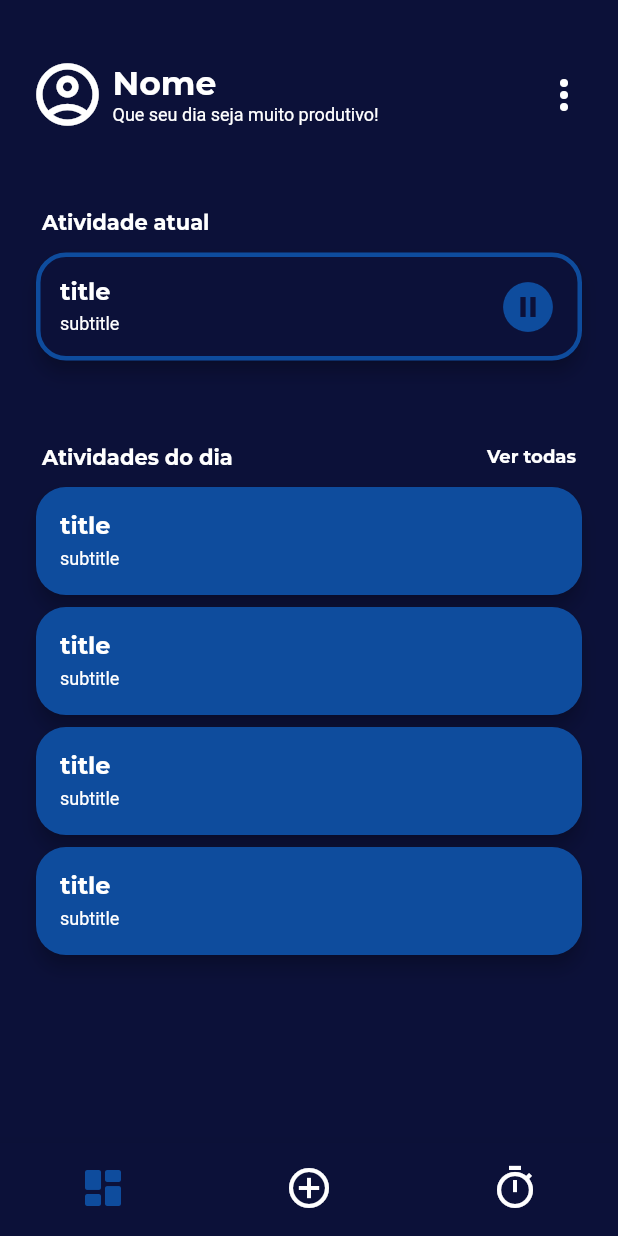
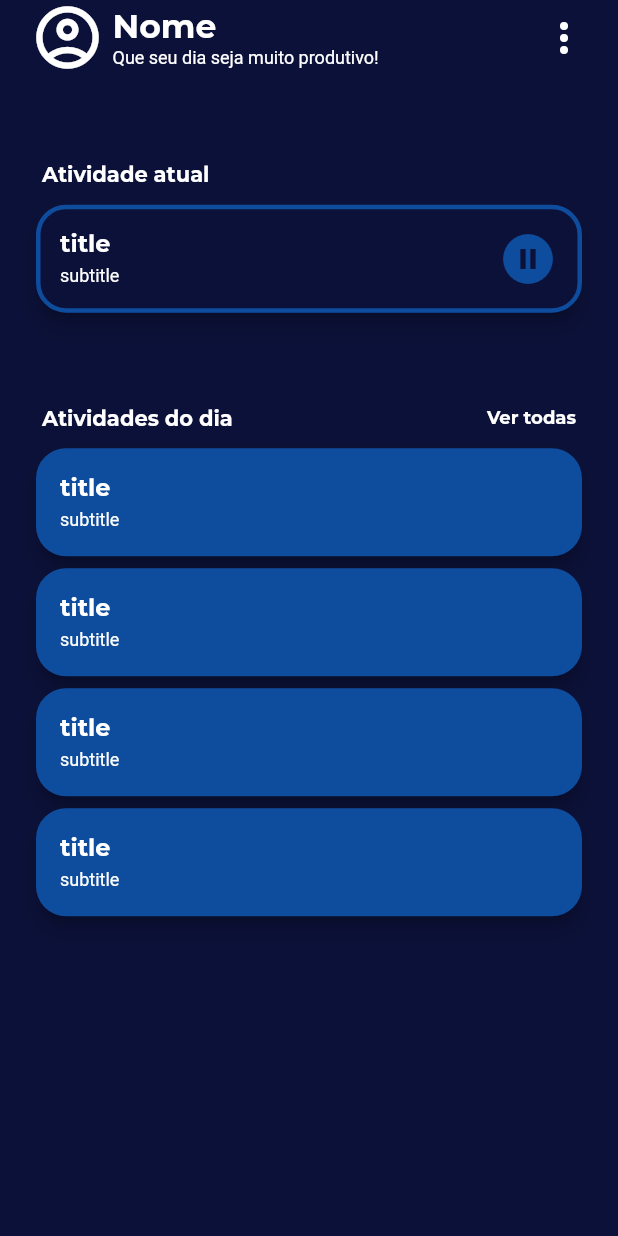
Before and after one commit to yurilima7/pomodoro, a Flutter app: the Home widget shown alone on an empty page, opened directly, on a phone screen of 412 x 824 dp. Run offline on Flutter 3.47's test engine with Material 2 defaults, Android fonts, the phone set to English and light mode, and no system bars; our stand-ins replace flutter_svg, shared_preferences, sqflite; missing offline and left inert: validatorless; accounts and stored records are empty.

Commit message:
Tornando a navigationBar funcional

```diff
--- a/lib/app/core/utils/app_routes.dart
+++ b/lib/app/core/utils/app_routes.dart
@@ -3,5 +3,4 @@ class AppRoutes {
   static const startScreen = 'lib/app/views/start_screen/start.dart';
   static const loginScreen = 'lib/app/views/login_screen/login.dart';
   static const registerScreen = 'lib/app/views/register_screen/register.dart';
-  static const homeScreen = 'lib/app/views/home_screen/home.dart';
 }
--- a/lib/app/core/widgets/bar.dart
+++ /dev/null
@@ -1,46 +0,0 @@
-import 'package:flutter/material.dart';
-
-class Bar extends StatefulWidget {
-  const Bar({Key? key}) : super(key: key);
-
-  @override
-  State<Bar> createState() => _BarState();
-}
-
-class _BarState extends State<Bar> {
-  int _selectedIndex = 0;
-
-  void _onItemTapped(int index) {
-    setState(() {
-      _selectedIndex = index;
-    });
-  }
-
-  @override
-  Widget build(BuildContext context) {
-    return BottomNavigationBar(
-      items: <BottomNavigationBarItem>[
-        BottomNavigationBarItem(
-          icon: _selectedIndex == 0
-              ? const Icon(Icons.dashboard_rounded)
-              : const Icon(Icons.dashboard_outlined),
-          label: 'Dashboard',
-        ),
-        BottomNavigationBarItem(
-          icon: _selectedIndex == 1
-              ? const Icon(Icons.add_circle_rounded)
-              : const Icon(Icons.add_circle_outline_outlined),
-          label: 'Adicionar Tarefa',
-        ),
-        BottomNavigationBarItem(
-          icon: _selectedIndex == 2
-              ? const Icon(Icons.timer_rounded)
-              : const Icon(Icons.timer_outlined),
-          label: 'Todas as Tarefas',
-        ),
-      ],
-      currentIndex: _selectedIndex,
-      onTap: _onItemTapped,
-    );
-  }
-}
--- a/lib/app/pomodoro.dart
+++ b/lib/app/pomodoro.dart
@@ -2,8 +2,7 @@ import 'package:flutter/material.dart';
 import 'package:pomodoro/app/controller/user_controller_impl.dart';
 import 'package:pomodoro/app/core/theme/theme_settings.dart';
 import 'package:pomodoro/app/core/utils/app_routes.dart';
-import 'package:pomodoro/app/views/auth_or_home.dart';
-import 'package:pomodoro/app/views/home_screen/home.dart';
+import 'package:pomodoro/app/views/auth_or_home/auth_or_home.dart';
 import 'package:pomodoro/app/views/login_screen/login.dart';
 import 'package:pomodoro/app/views/register_screen/register.dart';
 import 'package:pomodoro/app/views/start_screen/start.dart';
@@ -31,7 +30,6 @@ class Pomodoro extends StatelessWidget {
           AppRoutes.startScreen:(context) => const Start(),
           AppRoutes.loginScreen:(context) => const Login(),
           AppRoutes.registerScreen:(context) => const Register(),
-          AppRoutes.homeScreen:(context) => const Home(),
         },
       ),
     );
--- a/lib/app/views/auth_or_home.dart
+++ b/lib/app/views/auth_or_home/auth_or_home.dart
@@ -1,6 +1,6 @@
 import 'package:flutter/material.dart';
 import 'package:pomodoro/app/controller/user_controller_impl.dart';
-import 'package:pomodoro/app/views/home_screen/home.dart';
+import 'package:pomodoro/app/views/bar.dart';
 import 'package:pomodoro/app/views/start_screen/start.dart';
 import 'package:provider/provider.dart';
 
@@ -36,7 +36,7 @@ class _AuthOrHomeState extends State<AuthOrHome> {
                 child: Text('Ocorreu um erro!'),
               );
             } else {
-              return _future.isAuth ? const Home() : const Start();
+              return _future.isAuth ? const Bar() : const Start();
             }
           },
         ),
--- a/lib/app/views/home_screen/home.dart
+++ b/lib/app/views/home_screen/home.dart
@@ -1,6 +1,5 @@
 import 'package:flutter/material.dart';
 import 'package:pomodoro/app/core/styles/text_styles.dart';
-import 'package:pomodoro/app/core/widgets/bar.dart';
 import 'package:pomodoro/app/core/widgets/outlined_card.dart';
 import 'package:pomodoro/app/views/home_screen/widgets/day_activities.dart';
 import 'package:pomodoro/app/views/home_screen/widgets/user_data.dart';
@@ -10,10 +9,9 @@ class Home extends StatelessWidget {
 
   @override
   Widget build(BuildContext context) {
-    return Scaffold(
-      body: SafeArea(
+    return SafeArea(
       child: Padding(
-          padding: const EdgeInsets.all(20),
+        padding: const EdgeInsets.only(left: 20, right: 20),
 
         child: LayoutBuilder(
           builder: (_, constraints) {
@@ -26,7 +24,6 @@ class Home extends StatelessWidget {
                     children: [
                       Container(
                         margin: EdgeInsets.only(
-                            top: constraints.maxHeight * .025,
                           bottom: constraints.maxHeight * .06,
                         ),
 
@@ -64,9 +61,6 @@ class Home extends StatelessWidget {
           },
         ),
       ),
-      ),
-
-      bottomNavigationBar: const Bar(),
     );
   }
 }
```
Also changed, not shown: lib/app/core/utils/navigator_routes.dart (+0 -7 lines), lib/app/views/activities_screen/activities.dart (added, +10 -0 lines), lib/app/views/add_screen/add_activity.dart (added, +10 -0 lines), lib/app/views/bar.dart (added, +62 -0 lines). Lines whose indentation alone changed are shown as unchanged.
